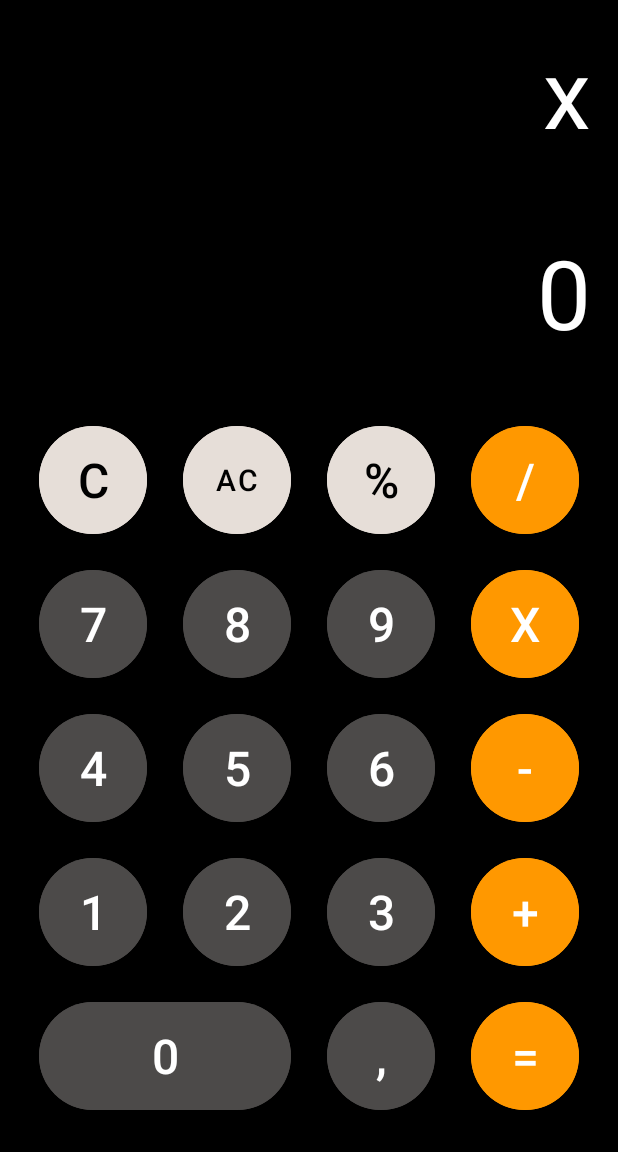
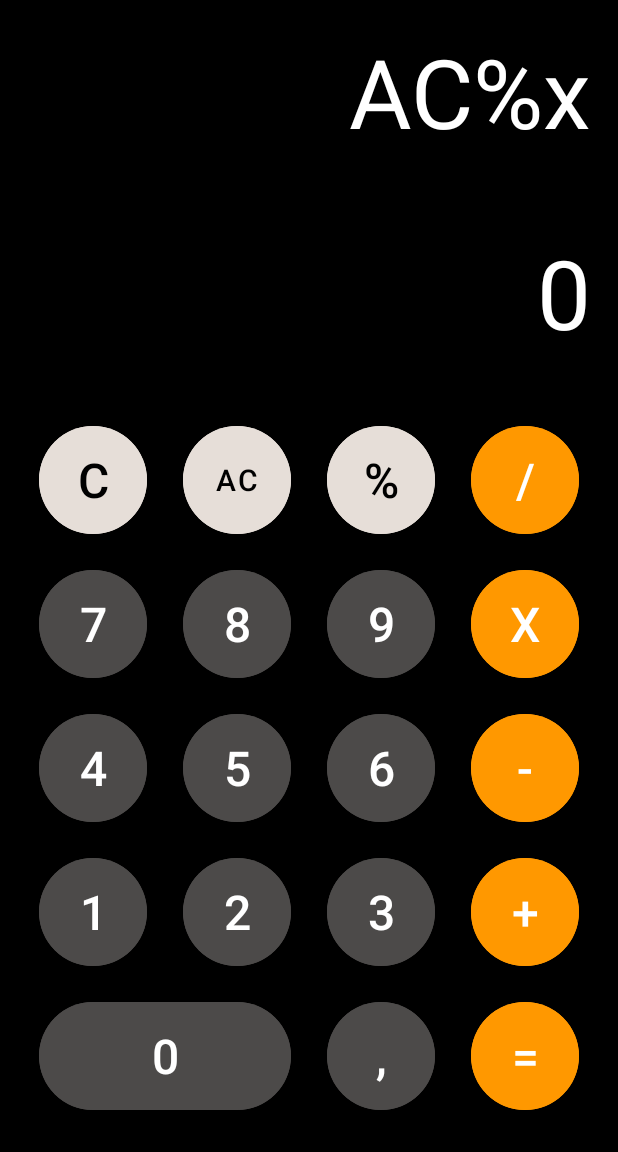
Before and after one commit to Longchuck/Caculator, an Android app: the screen it shows after launch (MainActivity), after a tap on an icon or button, on a phone screen of 412 x 824 dp, the part 84-1236 px from its top. Run offline under Robolectric (Android 15) with nearby library versions, the phone set to English and light mode, and no system bars; 3 other taps on this screen came first.

Commit message:
button C completed

```diff
--- a/app/src/main/java/com/example/caculator/MainActivity.java
+++ b/app/src/main/java/com/example/caculator/MainActivity.java
@@ -53,6 +53,14 @@ public class MainActivity extends AppCompatActivity implements View.OnClickListe
     public void onClick(View view) {
         MaterialButton btn = (MaterialButton) view;
         String buttonText = btn.getText().toString();
-        solutionTv.setText(buttonText);
+
+        if (buttonText.equals("C")){
+            solutionTv.setText("");
+        }
+        else {
+            String dataToCaculate = solutionTv.getText().toString();
+            dataToCaculate += buttonText;
+            solutionTv.setText(dataToCaculate);
+        }
     }
 }
--- a/app/src/main/res/layout/activity_main.xml
+++ b/app/src/main/res/layout/activity_main.xml
@@ -17,7 +17,7 @@
         android:layout_marginEnd="18dp"
         android:layout_marginBottom="18dp"
         android:enabled="false"
-        android:text="0"
+        android:text=""
         android:textAlignment="textEnd"
         android:textColor="@color/white"
         android:textSize="64dp"
```
